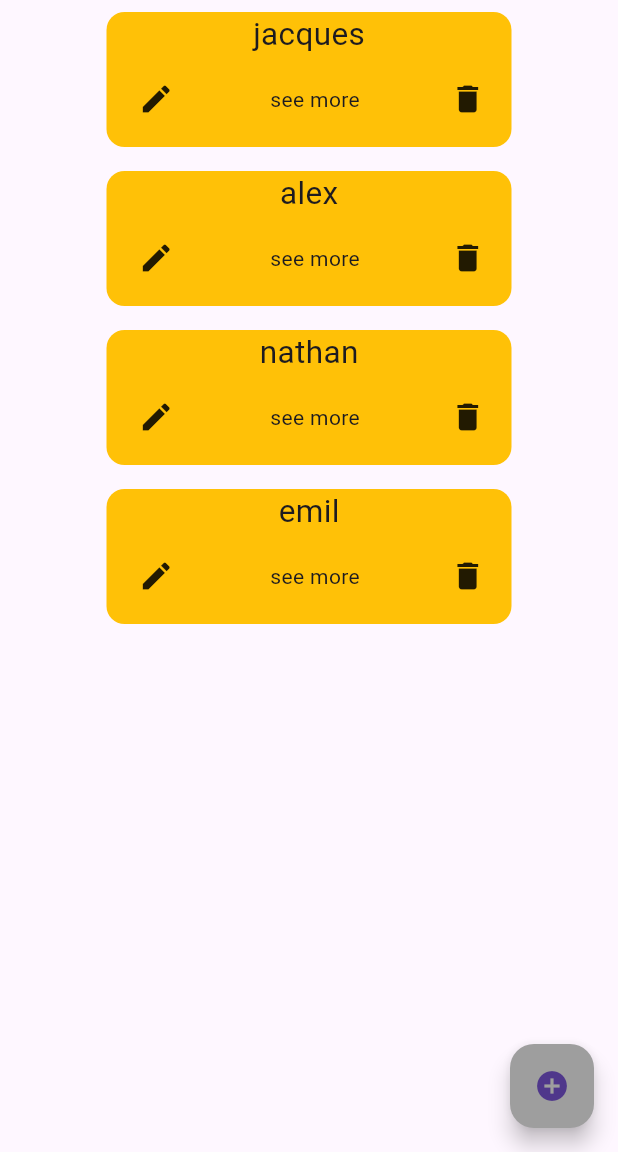
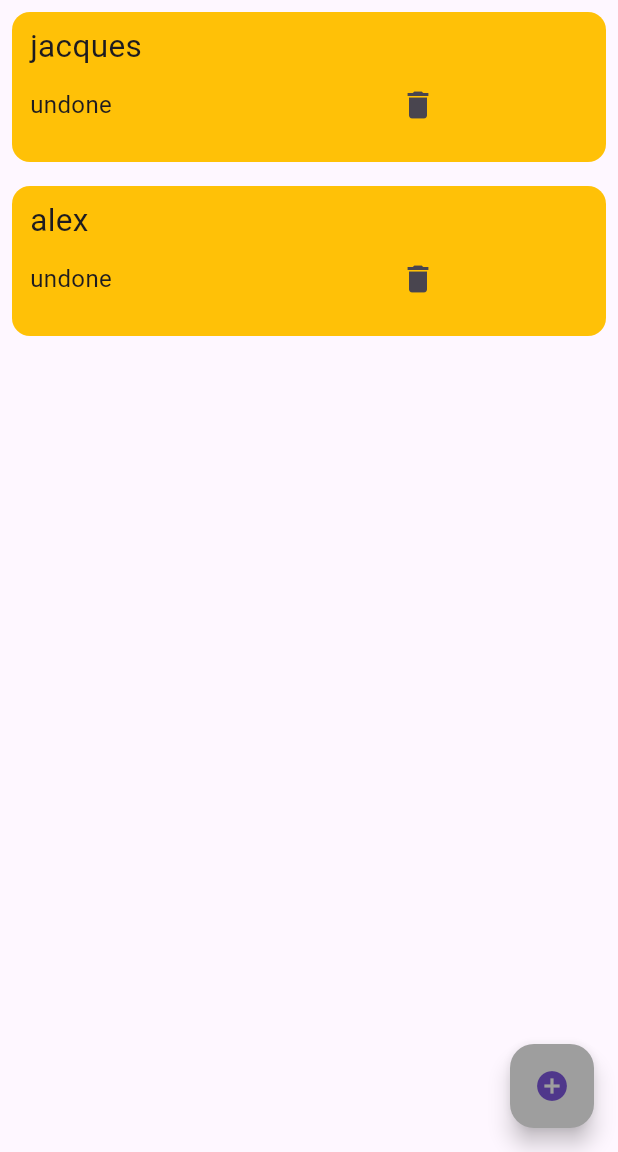
Before and after one commit to sikatenda/ToDoApp_Flutter, a Flutter app: the screen it shows after launch, on a phone screen of 412 x 824 dp, the part 84-1236 px from its top. Run offline on Flutter 3.47's test engine with Material 3 defaults, Android fonts, the phone set to English and light mode, and no system bars.

Commit message:
create a list

```diff
--- a/ToDo/app1/lib/button.dart
+++ b/ToDo/app1/lib/button.dart
@@ -9,8 +9,8 @@ class MyButton extends StatelessWidget {
   Widget build(BuildContext context) {
     return MaterialButton(
       onPressed: onPressed,
+      color: Theme.of(context).primaryColor,
       child: Text(text),
-      color: Theme.of(context).primaryColor,
     );
   }
 }
--- a/ToDo/app1/lib/dialogBox.dart
+++ b/ToDo/app1/lib/dialogBox.dart
@@ -1,6 +1,5 @@
+import 'package:app1/button.dart';
 import 'package:flutter/material.dart';
-
-import 'button.dart';
 
 class MyDialog extends StatelessWidget {
   final controller;
--- a/ToDo/app1/lib/listItem.dart
+++ b/ToDo/app1/lib/listItem.dart
@@ -1,45 +1,40 @@
 import 'package:flutter/material.dart';
 
 class MyList extends StatelessWidget {
-  final String child;
+  final String name;
+  final String completed;
 
-  const MyList({super.key, required this.child});
+  const MyList({super.key, required this.name, required this.completed});
 
   @override
   Widget build(BuildContext context) {
     return Padding(
       padding: const EdgeInsets.all(8.0),
-      child: Center(
       child: Container(
         decoration: BoxDecoration(
             color: Colors.amber, borderRadius: BorderRadius.circular(12.0)),
-          height: 90,
+        height: 100,
         width: 270,
         child: Column(
-            children: [
-              Text(child, style: const TextStyle(fontSize: 21)),
-              const Padding(
-                padding: EdgeInsets.all(12.0),
-                child: Row(
-                  mainAxisAlignment: MainAxisAlignment.center,
+          crossAxisAlignment: CrossAxisAlignment.start,
           children: [
             Padding(
-                      padding: EdgeInsets.all(4.0),
-                      child: Icon(Icons.edit),
+              padding: const EdgeInsets.only(left: 12.0, top: 8.0),
+              child: Text(name, style: const TextStyle(fontSize: 21)),
             ),
             Padding(
-                      padding: EdgeInsets.fromLTRB(60, 0, 0, 0),
-                      child: Text('see more'),
+              padding: const EdgeInsets.only(left: 12.0),
+              child: Row(
+                children: [
+                  Text(completed, style: const TextStyle(fontSize: 16)),
+                  const SizedBox(
+                    width: 180,
                   ),
-                    Padding(
-                      padding: EdgeInsets.fromLTRB(60, 0, 0, 0),
-                      child: Icon(Icons.delete),
-                    )
+                  IconButton(onPressed: () {}, icon: const Icon(Icons.delete)),
                 ],
               ),
-              )
+            ),
           ],
-          ),
         ),
       ),
     );
--- a/ToDo/app1/lib/main.dart
+++ b/ToDo/app1/lib/main.dart
@@ -14,12 +14,15 @@ class MyWidget extends StatefulWidget {
 }
 
 class _MyWidgetState extends State<MyWidget> {
-  final List todoList = ["jacques", "alex", "nathan", "emil"];
+  final List todoList = [
+    ["jacques", "undone"],
+    ["alex", "undone"]
+  ];
   final _controller = TextEditingController();
 
   void saveTask() {
     setState(() {
-      todoList.add([_controller, '===']);
+      todoList.add([_controller.text, 'undone']);
       _controller.clear();
     });
     Navigator.of(context).pop();
@@ -52,7 +55,8 @@ class _MyWidgetState extends State<MyWidget> {
           itemCount: todoList.length,
           itemBuilder: (context, index) {
             return MyList(
-              child: todoList[index],
+              name: todoList[index][0],
+              completed: todoList[index][1],
             );
           }),
       floatingActionButton: FloatingActionButton(
```
Lines whose indentation alone changed are shown as unchanged.
